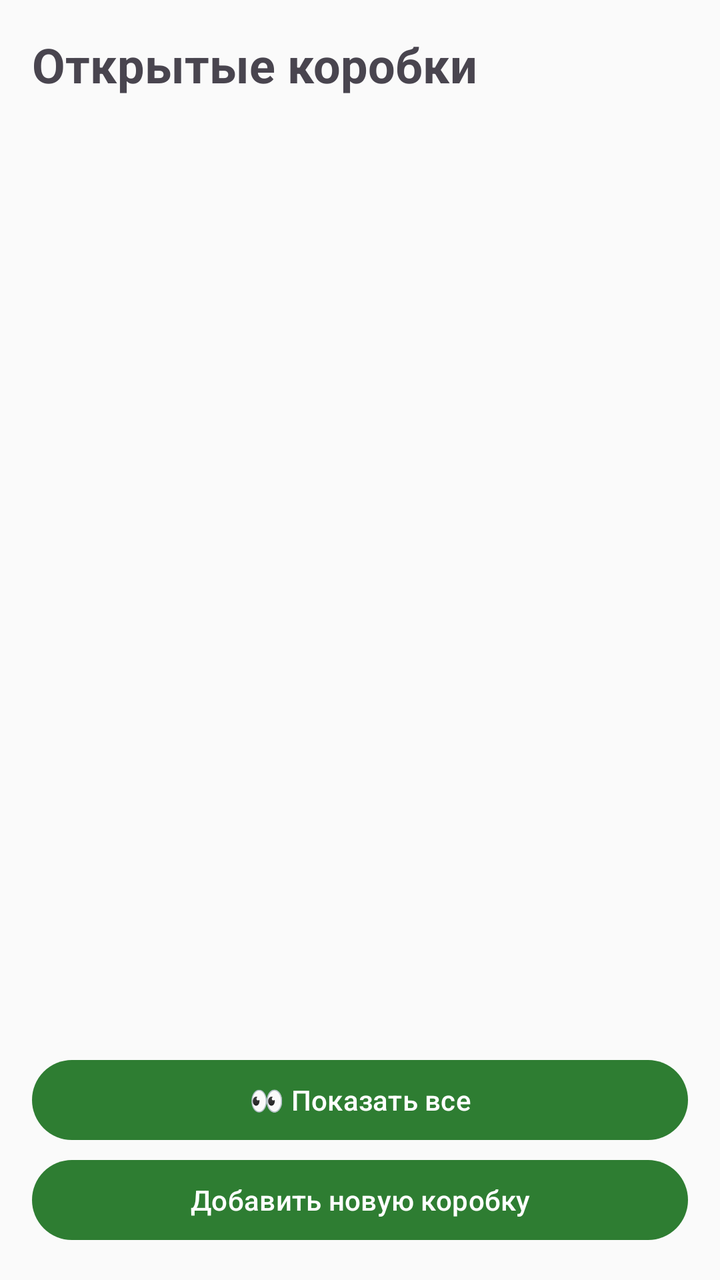
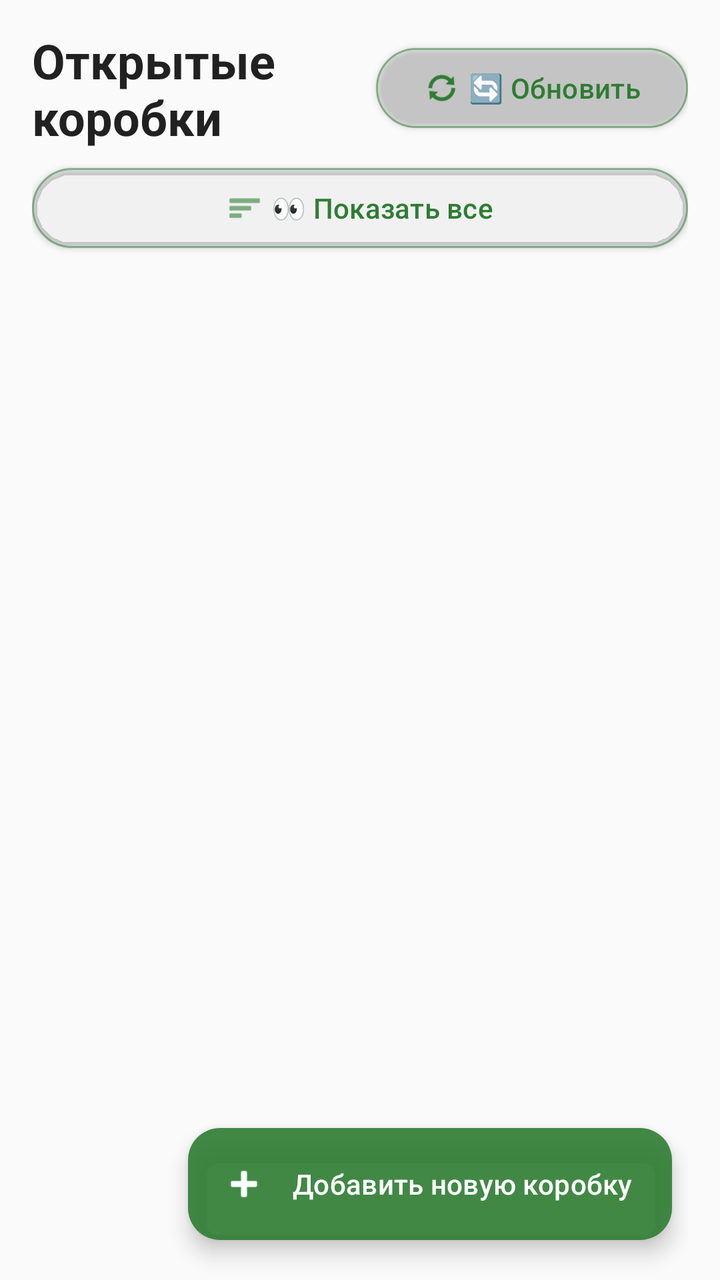

The first picture is an Android layout as it rendered before a commit; the second is the same layout after the commit. The layout source and the unified diff follow.
<!-- AndroidManifest.xml: application theme Theme.FastScan -->
<!-- res/layout/fragment_box.xml -->
<?xml version="1.0" encoding="utf-8"?>
<androidx.constraintlayout.widget.ConstraintLayout xmlns:android="http://schemas.android.com/apk/res/android"
    xmlns:app="http://schemas.android.com/apk/res-auto"
    android:layout_width="match_parent"
    android:layout_height="match_parent"
    android:padding="16dp">

    
    <TextView
        android:id="@+id/tvTitle"
        android:layout_width="wrap_content"
        android:layout_height="wrap_content"
        android:text="@string/open_boxes"
        android:textSize="24sp"
        android:textStyle="bold"
        app:layout_constraintTop_toTopOf="parent"
        app:layout_constraintStart_toStartOf="parent" />

    








    
    <androidx.recyclerview.widget.RecyclerView
        android:id="@+id/rvBoxes"
        android:layout_width="0dp"
        android:layout_height="0dp"
        android:layout_marginBottom="10dp"
        android:visibility="visible"
        app:layout_constraintTop_toBottomOf="@id/tvTitle"
        app:layout_constraintBottom_toTopOf="@id/btnAddNewBox"
        app:layout_constraintStart_toStartOf="parent"
        app:layout_constraintEnd_toEndOf="parent" />

    
    <TextView
        android:id="@+id/tvNoBoxes"
        android:layout_width="wrap_content"
        android:layout_height="wrap_content"
        android:text="@string/no_boxes"
        android:textSize="18sp"
        android:textColor="@color/app_text_secondary"
        android:visibility="gone"
        app:layout_constraintTop_toTopOf="parent"
        app:layout_constraintBottom_toBottomOf="parent"
        app:layout_constraintStart_toStartOf="parent"
        app:layout_constraintEnd_toEndOf="parent" />

    
    <com.google.android.material.button.MaterialButton
        android:id="@+id/btnShowAll"
        android:layout_width="0dp"
        android:layout_height="wrap_content"
        android:text="@string/show_all_boxes"
        android:textAllCaps="false"
        android:layout_marginBottom="2dp"
        app:layout_constraintBottom_toTopOf="@id/btnAddNewBox"
        app:layout_constraintStart_toStartOf="parent"
        app:layout_constraintEnd_toEndOf="parent" />

    
    <com.google.android.material.button.MaterialButton
        android:id="@+id/btnAddNewBox"
        android:layout_width="0dp"
        android:layout_height="wrap_content"
        android:text="@string/add_new_box"
        android:textAllCaps="false"
        app:layout_constraintBottom_toBottomOf="parent"
        app:layout_constraintStart_toStartOf="parent"
        app:layout_constraintEnd_toEndOf="parent" />

    
    <ProgressBar
        android:id="@+id/progressBar"
        android:layout_width="wrap_content"
        android:layout_height="wrap_content"
        android:visibility="gone"
        app:layout_constraintTop_toTopOf="parent"
        app:layout_constraintBottom_toBottomOf="parent"
        app:layout_constraintStart_toStartOf="parent"
        app:layout_constraintEnd_toEndOf="parent" />

</androidx.constraintlayout.widget.ConstraintLayout>
<!-- resources referenced by this layout -->
<resources>
  <color name="app_text_secondary">#616161</color>
  <string name="add_new_box">Добавить новую коробку</string>
  <string name="no_boxes">Нет открытых коробок. Создайте новую.</string>
  <string name="open_boxes">Открытые коробки</string>
  <string name="show_all_boxes">👀 Показать все</string>
  <style name="Theme.FastScan" parent="Theme.Material3.DayNight.NoActionBar">
  
          
          <item name="colorPrimary">@color/app_primary</item>
          <item name="colorPrimaryVariant">@color/app_primary_dark</item>
          <item name="colorOnPrimary">@color/app_on_primary</item>
  
          <item name="colorSecondary">@color/app_primary</item>
          <item name="colorOnSecondary">@color/app_on_primary</item>
          <item name="colorSurface">@color/app_surface</item>
          <item name="colorOnSurface">@color/app_text_primary</item>
          <item name="colorOnSurfaceVariant">@color/app_text_secondary</item>
          <item name="colorOutline">@color/card_stroke</item>
          <item name="android:colorBackground">@color/app_background</item>
          <item name="android:windowBackground">@color/app_background</item>
          <item name="android:navigationBarColor">@color/app_surface</item>
  
          
          <item name="android:statusBarColor">@color/app_primary_dark</item>
          <item name="android:windowLightStatusBar">false</item>
  
      </style>
  <color name="app_primary">#2E7D32</color>
  <color name="app_primary_dark">#1B5E20</color>
  <color name="app_on_primary">#FFFFFF</color>
  <color name="app_surface">#FFFFFF</color>
  <color name="app_text_primary">#212121</color>
  <color name="card_stroke">#D7DDD8</color>
  <color name="app_background">#FAFAFA</color>
</resources>

<!-- the commit's change to res/layout/fragment_box.xml (unified diff, before → after) -->
@@ -3,86 +3,107 @@
     xmlns:app="http://schemas.android.com/apk/res-auto"
     android:layout_width="match_parent"
     android:layout_height="match_parent"
-    android:padding="16dp">
+    android:background="@color/app_background"
+    android:paddingStart="16dp"
+    android:paddingTop="20dp"
+    android:paddingEnd="16dp">
 
-    
     <TextView
         android:id="@+id/tvTitle"
+        android:layout_width="0dp"
+        android:layout_height="wrap_content"
+        android:text="@string/open_boxes"
+        android:textColor="@color/app_text_primary"
+        android:textSize="24sp"
+        android:textStyle="bold"
+        app:layout_constraintBottom_toBottomOf="@id/btnRefresh"
+        app:layout_constraintEnd_toStartOf="@id/btnRefresh"
+        app:layout_constraintStart_toStartOf="parent"
+        app:layout_constraintTop_toTopOf="@id/btnRefresh" />
+
+    <com.google.android.material.button.MaterialButton
+        android:id="@+id/btnRefresh"
+        style="@style/Widget.Material3.Button.OutlinedButton"
         android:layout_width="wrap_content"
         android:layout_height="wrap_content"
-        android:text="@string/open_boxes"
-        android:textSize="24sp"
-        android:textStyle="bold"
+        android:elevation="2dp"
+        android:text="@string/refresh"
+        android:textAllCaps="false"
+        app:icon="@android:drawable/ic_popup_sync"
+        app:iconGravity="textStart"
+        app:iconTint="@color/app_primary"
+        app:layout_constraintEnd_toEndOf="parent"
         app:layout_constraintTop_toTopOf="parent"
-        app:layout_constraintStart_toStartOf="parent" />
+        app:strokeColor="@color/action_button_outline" />
 
-    
+    <com.google.android.material.button.MaterialButton
+        android:id="@+id/btnShowAll"
+        style="@style/Widget.Material3.Button.OutlinedButton"
+        android:layout_width="0dp"
+        android:layout_height="wrap_content"
+        android:layout_marginTop="12dp"
+        android:elevation="2dp"
+        android:text="@string/show_all_boxes"
+        android:textAllCaps="false"
+        app:icon="@android:drawable/ic_menu_sort_by_size"
+        app:iconGravity="textStart"
+        app:iconTint="@color/app_primary"
+        app:layout_constraintEnd_toEndOf="parent"
+        app:layout_constraintStart_toStartOf="parent"
+        app:layout_constraintTop_toBottomOf="@id/btnRefresh"
+        app:strokeColor="@color/action_button_outline" />
 
-
-
-
-
-
-
-
-    
     <androidx.recyclerview.widget.RecyclerView
         android:id="@+id/rvBoxes"
         android:layout_width="0dp"
         android:layout_height="0dp"
-        android:layout_marginBottom="10dp"
+        android:layout_marginTop="10dp"
+        android:clipToPadding="false"
+        android:paddingBottom="96dp"
         android:visibility="visible"
-        app:layout_constraintTop_toBottomOf="@id/tvTitle"
-        app:layout_constraintBottom_toTopOf="@id/btnAddNewBox"
+        app:layout_constraintBottom_toBottomOf="parent"
+        app:layout_constraintEnd_toEndOf="parent"
         app:layout_constraintStart_toStartOf="parent"
+        app:layout_constraintTop_toBottomOf="@id/btnShowAll" />
+
+    <TextView
+        android:id="@+id/tvNoBoxes"
+        android:layout_width="0dp"
+        android:layout_height="wrap_content"
+        android:gravity="center"
+        android:text="@string/no_boxes"
+        android:textColor="@color/app_text_secondary"
+        android:textSize="18sp"
+        android:visibility="gone"
+        app:layout_constraintBottom_toBottomOf="parent"
+        app:layout_constraintEnd_toEndOf="parent"
+        app:layout_constraintStart_toStartOf="parent"
+        app:layout_constraintTop_toBottomOf="@id/btnShowAll" />
+
+    <com.google.android.material.floatingactionbutton.ExtendedFloatingActionButton
+        android:id="@+id/btnAddNewBox"
+        android:layout_width="wrap_content"
+        android:layout_height="wrap_content"
+        android:layout_marginEnd="8dp"
+        android:layout_marginBottom="20dp"
+        android:contentDescription="@string/add_new_box"
+        android:elevation="8dp"
+        android:text="@string/add_new_box"
+        android:textColor="@color/action_button_text"
+        app:backgroundTint="@color/action_button_background"
+        app:icon="@android:drawable/ic_input_add"
+        app:iconTint="@color/action_button_text"
+        app:layout_constraintBottom_toBottomOf="parent"
         app:layout_constraintEnd_toEndOf="parent" />
 
-    
-    <TextView
-        android:id="@+id/tvNoBoxes"
-        android:layout_width="wrap_content"
-        android:layout_height="wrap_content"
-        android:text="@string/no_boxes"
-        android:textSize="18sp"
-        android:textColor="@color/app_text_secondary"
-        android:visibility="gone"
-        app:layout_constraintTop_toTopOf="parent"
-        app:layout_constraintBottom_toBottomOf="parent"
-        app:layout_constraintStart_toStartOf="parent"
-        app:layout_constraintEnd_toEndOf="parent" />
-
-    
-    <com.google.android.material.button.MaterialButton
-        android:id="@+id/btnShowAll"
-        android:layout_width="0dp"
-        android:layout_height="wrap_content"
-        android:text="@string/show_all_boxes"
-        android:textAllCaps="false"
-        android:layout_marginBottom="2dp"
-        app:layout_constraintBottom_toTopOf="@id/btnAddNewBox"
-        app:layout_constraintStart_toStartOf="parent"
-        app:layout_constraintEnd_toEndOf="parent" />
-
-    
-    <com.google.android.material.button.MaterialButton
-        android:id="@+id/btnAddNewBox"
-        android:layout_width="0dp"
-        android:layout_height="wrap_content"
-        android:text="@string/add_new_box"
-        android:textAllCaps="false"
-        app:layout_constraintBottom_toBottomOf="parent"
-        app:layout_constraintStart_toStartOf="parent"
-        app:layout_constraintEnd_toEndOf="parent" />
-
-    
     <ProgressBar
         android:id="@+id/progressBar"
         android:layout_width="wrap_content"
         android:layout_height="wrap_content"
         android:visibility="gone"
-        app:layout_constraintTop_toTopOf="parent"
         app:layout_constraintBottom_toBottomOf="parent"
+        app:layout_constraintEnd_toEndOf="parent"
         app:layout_constraintStart_toStartOf="parent"
-        app:layout_constraintEnd_toEndOf="parent" />
+        app:layout_constraintTop_toTopOf="parent" />
 
 </androidx.constraintlayout.widget.ConstraintLayout>
<!-- resource entries referenced after the edit -->
@@ -1,9 +1,13 @@
 <!-- resources referenced by this layout -->
 <resources>
+  <color name="action_button_background">#E62E7D32</color>
+  <color name="action_button_outline">#802E7D32</color>
+  <color name="action_button_text">#FFFFFF</color>
   <color name="app_text_secondary">#616161</color>
   <string name="add_new_box">Добавить новую коробку</string>
   <string name="no_boxes">Нет открытых коробок. Создайте новую.</string>
   <string name="open_boxes">Открытые коробки</string>
+  <string name="refresh">🔄 Обновить</string>
   <string name="show_all_boxes">👀 Показать все</string>
   <style name="Theme.FastScan" parent="Theme.Material3.DayNight.NoActionBar">
   
